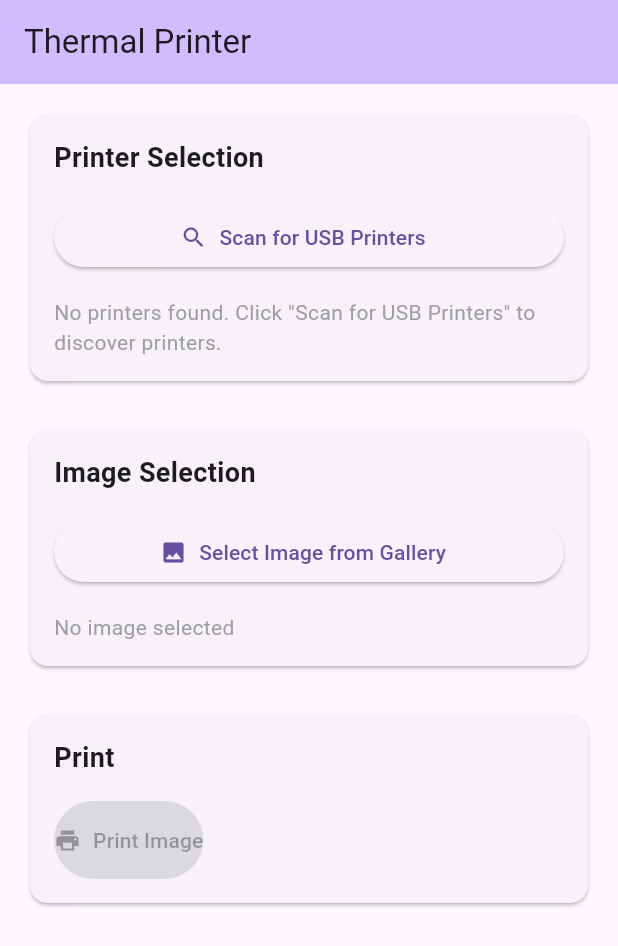
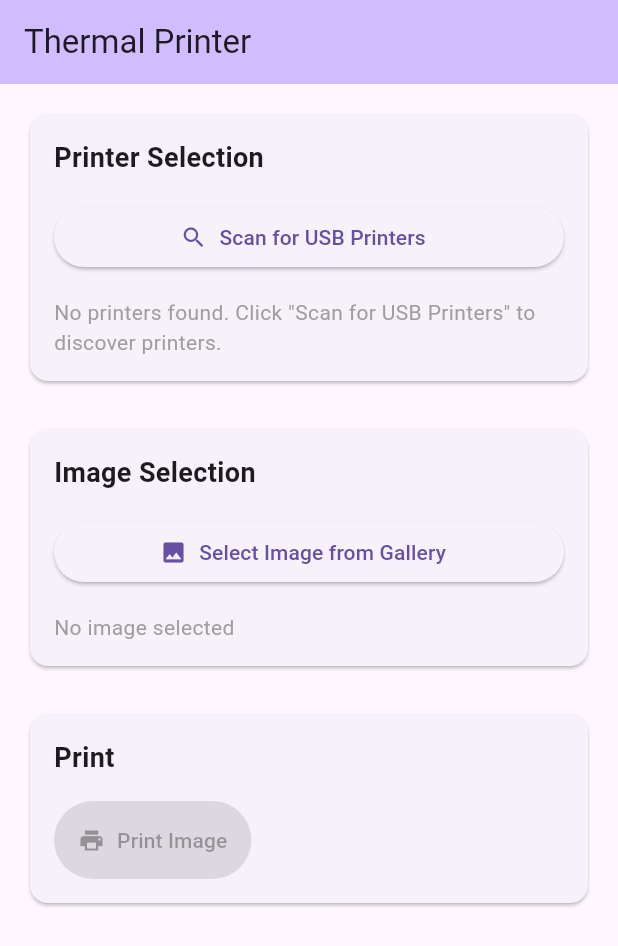
Before and after one commit to namae101/pos_printer, a Flutter app: the screen it shows after launch, on a phone screen of 412 x 824 dp. Shown: the top 946 px of the screen. Run offline on Flutter 3.47's test engine with Material 3 defaults, Android fonts, the light colour scheme and no system bars; our stand-ins replace bloc, flutter_bloc, image_picker; missing offline and left inert: esc_pos_utils_plus, flutter_thermal_printer.

Commit message:
refact: update printer image processing and enhance connection status display

```diff
--- a/lib/printer/view/printer_page.dart
+++ b/lib/printer/view/printer_page.dart
@@ -166,20 +166,15 @@ class PrinterView extends StatelessWidget {
                             const SizedBox(width: 8),
                             Text(
                               state.isConnected
-                                  ? 'Connected'
+                                  ? 'Connected to ${state.selectedPrinter?.name}'
                                   : 'Not Connected',
-                              style: TextStyle(
-                                color: state.isConnected
-                                    ? Colors.green
-                                    : Colors.red,
-                                fontWeight: FontWeight.bold,
-                              ),
+                              style: TextStyle(color: state.isConnected ? Colors.green : Colors.red, fontWeight: FontWeight.bold),
                             ),
                           ],
-                        ),
-                      ],
-                    ],
-                  ),
+                        )
+                      ]
+                    ]
+                  )
                 ),
 
                 const SizedBox(height: 24),
@@ -254,7 +249,7 @@ class PrinterView extends StatelessWidget {
                         : const Icon(Icons.print),
                     label: Text(state.isPrinting ? 'Printing...' : 'Print Image'),
                     style: ElevatedButton.styleFrom(
-                      padding: const EdgeInsets.symmetric(vertical: 16),
+                      padding: const EdgeInsets.symmetric(vertical: 16, horizontal: 16),
                     ),
                   ),
                 ),
```
Also changed, not shown: lib/printer/cubit/printer_cubit.dart (+5 -5 lines).
